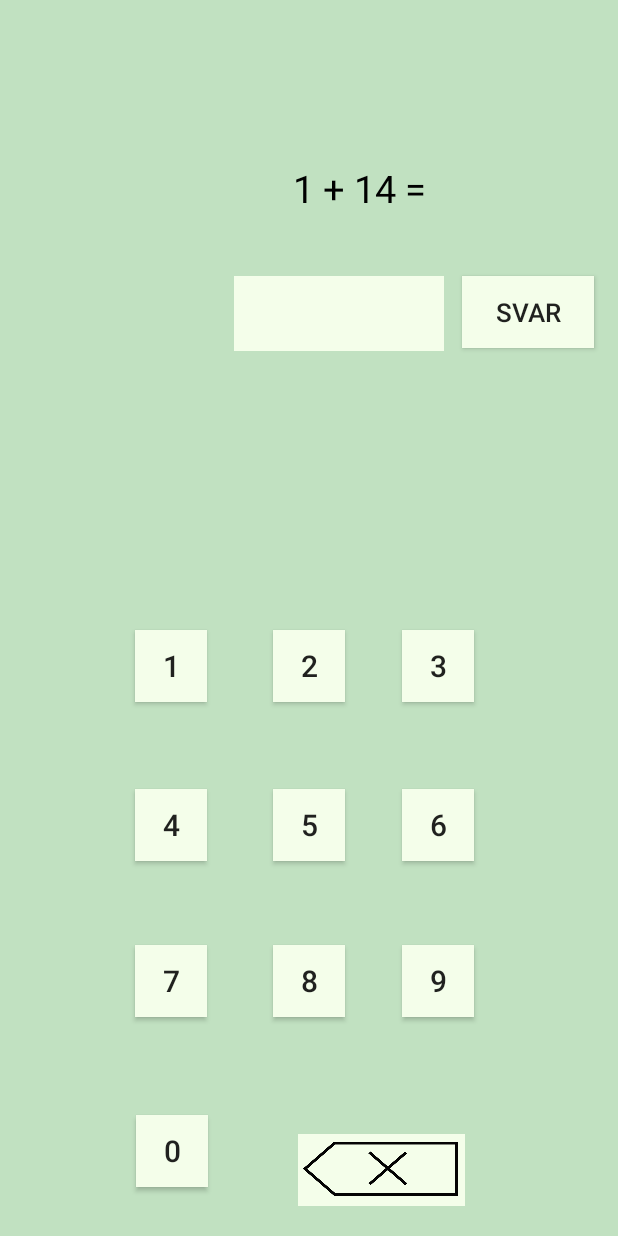
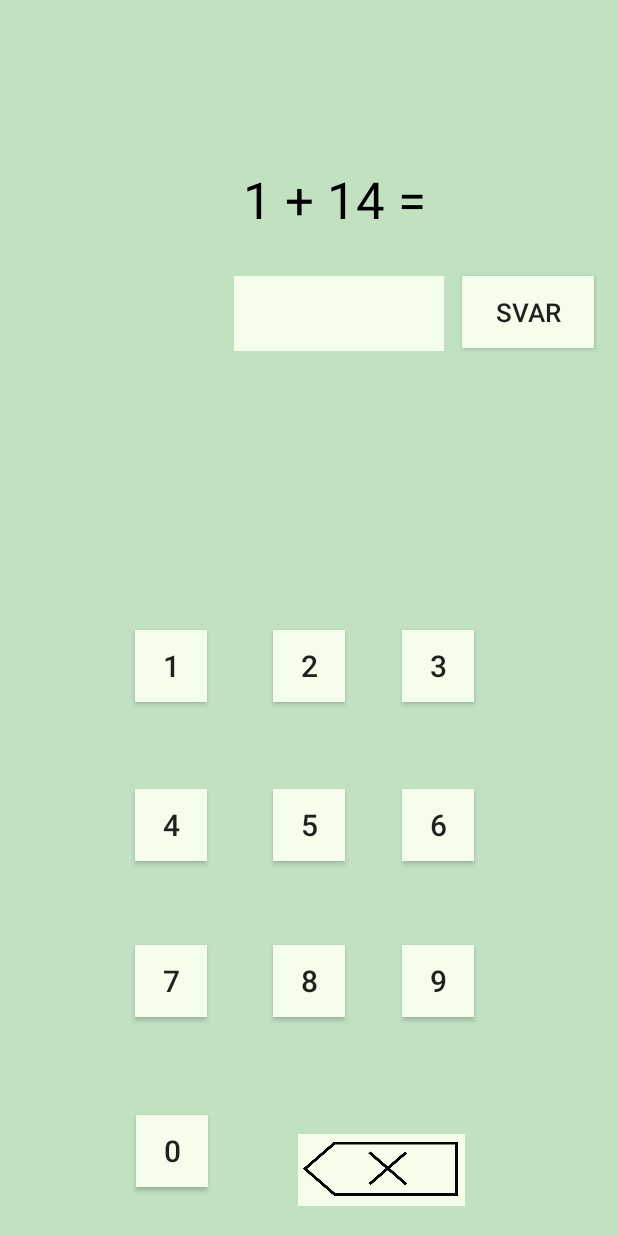
Before and after one commit to jorkop/Mappe1App, an Android app: the Start screen opened directly, with no data from a screen before it, after a tap on "SVAR", on a phone screen of 412 x 824 dp. Run offline under Robolectric (Android 15) with nearby library versions, the phone set to English and light mode, and no system bars; libraries missing offline, so code that uses them is left out: com.muddzdev.styleabletoastlibrary.

Commit message:
Splittet onclick og fjerner nå første spm etter spurt

```diff
--- a/app/src/main/java/com/example/mappe1s344183s303045/Start.java
+++ b/app/src/main/java/com/example/mappe1s344183s303045/Start.java
@@ -14,9 +14,10 @@ import android.widget.Toast;
 
 import com.muddzdev.styleabletoastlibrary.StyleableToast;
 
+import java.util.ArrayList;
+import java.util.Arrays;
+
 public class Start extends AppCompatActivity implements View.OnClickListener{
-
-    private AlteredCharSequence Snackbar;
 
     @Override
     protected void onCreate(Bundle savedInstanceState) {
@@ -55,9 +56,11 @@ public class Start extends AppCompatActivity implements View.OnClickListener{
         tv.setText(getResources().getStringArray(R.array.regnestykker)[x]);
     }
 
+/* For eventuell styling av Toast
     public void showToast(View v){ // Skreddersydd Toast
         StyleableToast.makeText(this,"Hello world!",R.style.exampleToast).show();
     }
+ */
 
     //Funksjonen onClick legger inn tall i inputfeltet fra knappene og sletter hvis slettknappen trykkes
     @Override
@@ -89,7 +92,8 @@ public class Start extends AppCompatActivity implements View.OnClickListener{
                 resultat += "0";
             }
 
-        }  if (v.getId() == R.id.slettknapp) { //Slettknappen skal slette ett og ett tall
+        }
+        if (v.getId() == R.id.slettknapp) { //Slettknappen skal slette ett og ett tall
 
             // Bruker lengden til resultat strengen til å slette ett og ett siffer bakfra
             try {
@@ -106,9 +110,17 @@ public class Start extends AppCompatActivity implements View.OnClickListener{
             System.out.println("Could not set text " + e);
         }
 
-        if (v.getId() == R.id.svarknapp) { // Sammenligner tekst på skjerm med spørsmål-array og henter svar fra svar-array
+        if (v.getId() == R.id.svarknapp) {
+            svarKnapp();
+        }
+    }
+
+
+    public void svarKnapp() {// Sammenligner tekst på skjerm med spørsmål-array og henter svar fra svar-array
         TextView spørs = findViewById(R.id.spørsmål);
         String navn = spørs.getText().toString();
+        TextView et = findViewById(R.id.svartekst);
+        String resultat = et.getText().toString();
         for (int i = 0; i < 15; i++) {
             if (getResources().getStringArray(R.array.regnestykker)[i].equals(navn)) {
                 String svar = (getResources().getStringArray(R.array.svar)[i]);
@@ -119,12 +131,10 @@ public class Start extends AppCompatActivity implements View.OnClickListener{
                     toast.show();
                     toast.setGravity(Gravity.CENTER_HORIZONTAL,0,0);
 
-
                 } else {
                     Toast toast = Toast.makeText(getApplicationContext(), "Ikke riktig denne gangen!", Toast.LENGTH_LONG);
                     toast.show();
                     toast.setGravity(Gravity.CENTER_HORIZONTAL,0,0);
-
 
                     /* For eventuell styling av Toast
                     StyleableToast toast = StyleableToast.makeText(getApplicationContext(), "Detta blei feil...", R.style.exampleToast);
@@ -132,9 +142,14 @@ public class Start extends AppCompatActivity implements View.OnClickListener{
                     toast.setGravity(Gravity.CENTER_HORIZONTAL);
                      */
                 }
-
+                ArrayList<String> arrayList = new ArrayList<>();
+                for (int o = 0; o < 15; o++) {
+                    arrayList.add(getResources().getStringArray(R.array.regnestykker)[o]);
+                }
+                String slette = getResources().getStringArray(R.array.regnestykker)[i];
+                arrayList.remove(slette);
+                System.out.println(arrayList);
             }
         }
     }
 }
-}
--- a/app/src/main/res/layout/startspill.xml
+++ b/app/src/main/res/layout/startspill.xml
@@ -13,10 +13,10 @@
         android:id="@+id/spørsmål"
         android:layout_width="wrap_content"
         android:layout_height="wrap_content"
-        android:layout_marginTop="108dp"
+        android:layout_marginTop="110dp"
         android:layout_marginEnd="128dp"
         android:textColor="@color/black"
-        android:textSize="25sp"
+        android:textSize="34sp"
         app:layout_constraintRight_toRightOf="parent"
         app:layout_constraintTop_toTopOf="parent">
     </TextView>
@@ -28,7 +28,7 @@
         android:layout_marginTop="184dp"
         android:layout_marginEnd="116dp"
         android:textColor="@color/black"
-        android:textSize="25sp"
+        android:textSize="34sp"
         android:background="@color/dusgrønn"
         android:textAlignment="center"
         app:layout_constraintRight_toRightOf="parent"
```
Lines whose indentation alone changed are shown as unchanged.
